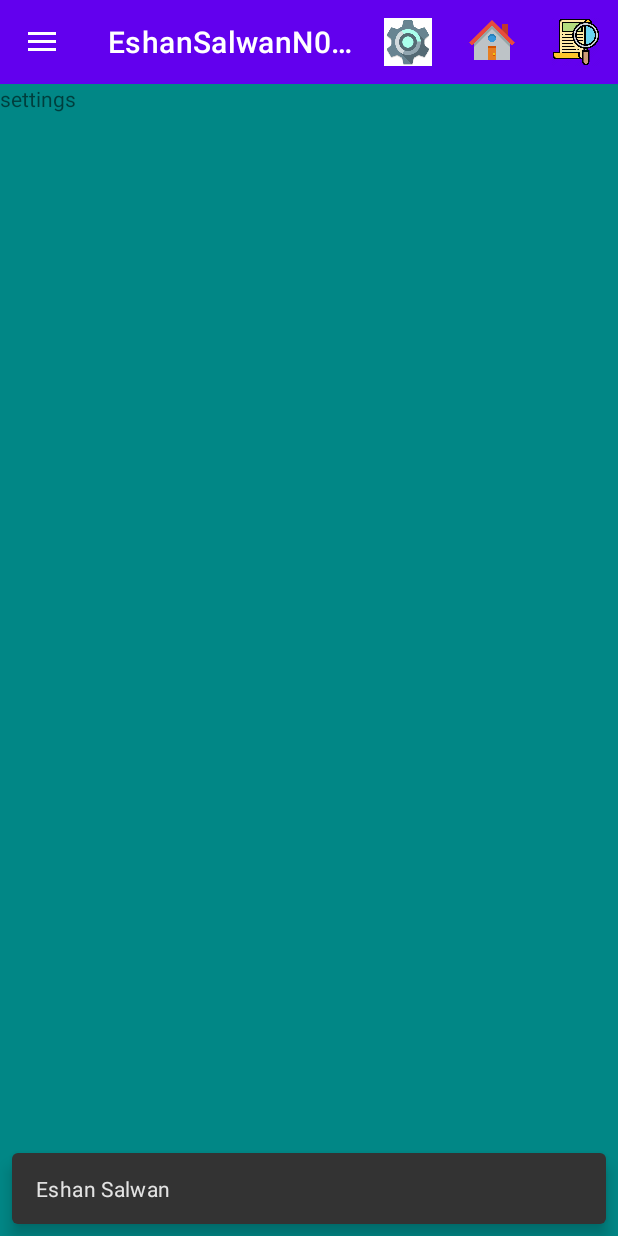
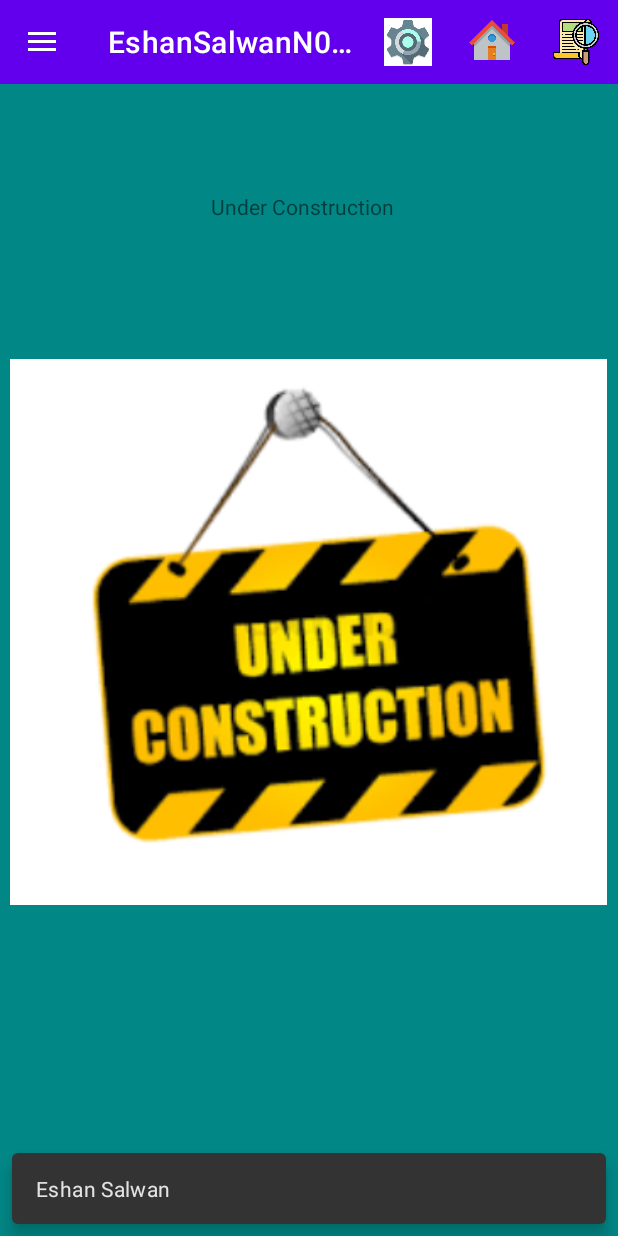
Before and after one commit to EshanSalwan2232/EshanSalwanAssign4, an Android app: the screen it shows after launch (EshanActivity), in the side drawer, after a tap on "Settings", on a phone screen of 412 x 824 dp. Run offline under Robolectric (Android 15) with nearby library versions, the phone set to English and light mode, and no system bars.

```diff
--- /dev/null
+++ b/app/src/main/java/eshan/salwan/n01422232/MyView.java
@@ -0,0 +1,63 @@
+package eshan.salwan.n01422232;
+
+import android.content.Context;
+import android.graphics.Canvas;
+import android.graphics.Color;
+import android.graphics.LinearGradient;
+import android.graphics.Paint;
+import android.graphics.Shader;
+import android.util.AttributeSet;
+import android.view.View;
+
+import androidx.annotation.Nullable;
+
+public class MyView extends View {
+
+
+    public MyView(Context context) {
+        super(context);
+    }
+
+    public MyView(Context context, @Nullable AttributeSet attrs) {
+        super(context, attrs);
+    }
+
+    public MyView(Context context, @Nullable AttributeSet attrs, int defStyleAttr) {
+        super(context, attrs, defStyleAttr);
+    }
+
+    public MyView(Context context, @Nullable AttributeSet attrs, int defStyleAttr, int defStyleRes) {
+        super(context, attrs, defStyleAttr, defStyleRes);
+    }
+
+    protected void onDraw(Canvas canvas) {
+        float w, h, cy, cx, radius;
+        w = getWidth();
+        h = getHeight();
+        cy = h/2;
+        cx = w/2;
+
+        if(w > h) {
+            radius = h/4;
+        }else {
+            radius = w/4;
+        }
+
+        Paint MyPaint = new Paint();
+        MyPaint.setStyle(Paint.Style.FILL);
+
+        int color1 = Color.BLUE;
+        int color2 = Color.RED;
+        int color3 = Color.GREEN;
+
+        MyPaint.setAntiAlias(true);
+        Shader linearGradiant;
+
+        linearGradiant = new LinearGradient(
+                cx, cy, cx+radius, cy+radius, color1, color3, Shader.TileMode.MIRROR);
+
+        MyPaint.setShader(linearGradiant);
+        canvas.drawCircle(cx, cy, radius, MyPaint);
+
+    }
+}
--- a/app/src/main/res/layout/activity_main.xml
+++ b/app/src/main/res/layout/activity_main.xml
@@ -43,4 +43,5 @@
         app:headerLayout="@layout/eshan_main_nav_header"
         app:menu="@menu/eshan_main_menu_drawer" />
 
+
 </androidx.drawerlayout.widget.DrawerLayout>
--- a/app/src/main/res/layout/settings_screen.xml
+++ b/app/src/main/res/layout/settings_screen.xml
@@ -1,15 +1,36 @@
 <?xml version="1.0" encoding="utf-8"?>
-<FrameLayout xmlns:android="http://schemas.android.com/apk/res/android"
+<androidx.constraintlayout.widget.ConstraintLayout xmlns:android="http://schemas.android.com/apk/res/android"
+    xmlns:app="http://schemas.android.com/apk/res-auto"
     xmlns:tools="http://schemas.android.com/tools"
-    android:background="@color/teal_700"
+    android:id="@+id/frameLayout4"
     android:layout_width="match_parent"
     android:layout_height="match_parent"
+    android:background="@color/teal_700"
     tools:context=".SettingsScreen">
 
     <!-- TODO: Update blank fragment layout -->
     <TextView
-        android:layout_width="match_parent"
-        android:layout_height="match_parent"
-        android:text="settings" />
+        android:id="@+id/textView3"
+        android:layout_width="130dp"
+        android:layout_height="38dp"
+        android:layout_marginStart="140dp"
+        android:layout_marginTop="72dp"
+        android:layout_marginEnd="141dp"
+        android:text="Under Construction"
+        app:layout_constraintEnd_toEndOf="parent"
+        app:layout_constraintStart_toStartOf="parent"
+        app:layout_constraintTop_toTopOf="parent" />
 
-</FrameLayout>
+    <ImageView
+        android:id="@+id/imageView2"
+        android:layout_width="398dp"
+        android:layout_height="476dp"
+        android:layout_marginStart="6dp"
+        android:layout_marginTop="127dp"
+        android:layout_marginEnd="7dp"
+        android:src="@drawable/construction"
+        app:layout_constraintEnd_toEndOf="parent"
+        app:layout_constraintStart_toStartOf="parent"
+        app:layout_constraintTop_toTopOf="parent" />
+
+</androidx.constraintlayout.widget.ConstraintLayout>
```
Also changed, not shown: app/src/main/java/eshan/salwan/n01422232/EshanHome.java (+8 -0 lines), app/src/main/res/layout/eshan_file.xml (+39 -6 lines), app/src/main/res/layout/eshan_home.xml (+27 -3 lines), app/src/main/res/layout/n01422232_weather.xml (+27 -6 lines), app/src/main/res/drawable/construction.jpg (added).
